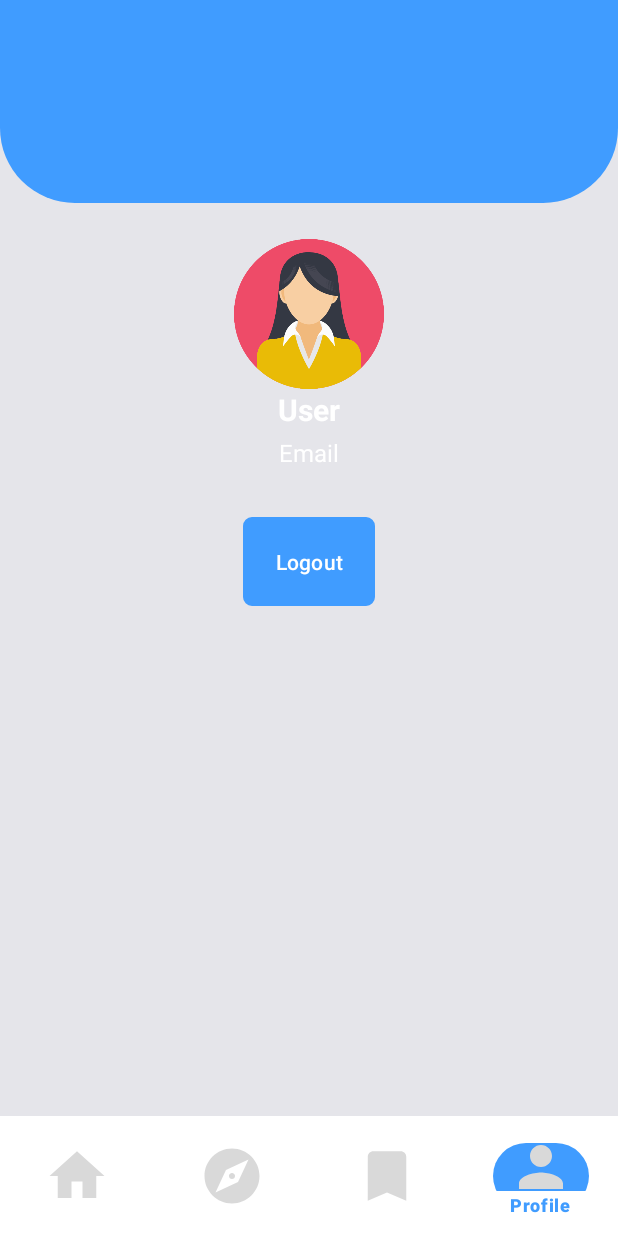
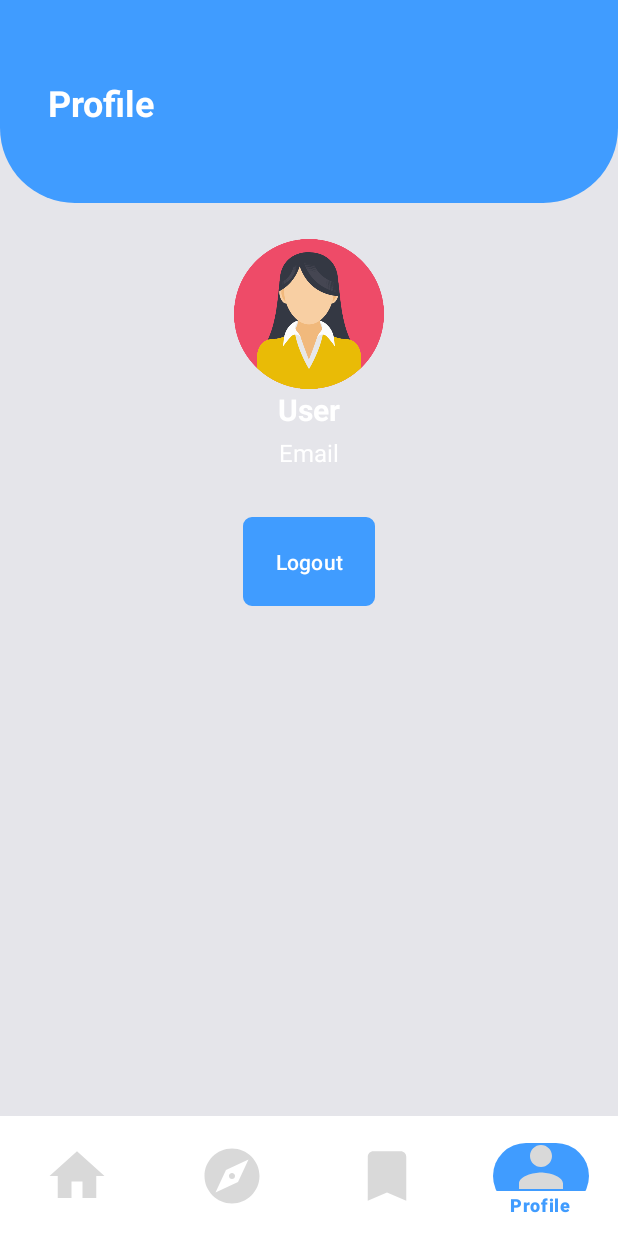
Before and after one commit to Kangkong24/NextVan, an Android app: the HomeScreen screen opened directly, with no data from a screen before it, item 4 of the bottom bar chosen, on a phone screen of 412 x 824 dp. Run offline under Robolectric (Android 15) with nearby library versions, the light colour scheme and no system bars; 4 statements that could not run were skipped.

Commit message:
Improve the responsiveness of homescreen.

```diff
--- a/app/src/main/java/com/example/nextvanproto/HomeScreen.kt
+++ b/app/src/main/java/com/example/nextvanproto/HomeScreen.kt
@@ -11,6 +11,7 @@ import android.widget.TextView
 import android.widget.Toast
 import androidx.activity.enableEdgeToEdge
 import androidx.appcompat.app.AppCompatActivity
+import androidx.constraintlayout.widget.ConstraintLayout
 import androidx.fragment.app.Fragment
 import androidx.recyclerview.widget.LinearLayoutManager
 import androidx.recyclerview.widget.RecyclerView
@@ -34,6 +35,7 @@ class HomeScreen : AppCompatActivity() {
     private lateinit var rvSearchResults: RecyclerView
     private lateinit var adapter: LocationAdapter
     private val locationList = mutableListOf<Location>()
+    private var focusedSearchView: SearchView? = null // Track focused SearchView
 
     companion object {
         var adultCount = 0
@@ -82,12 +84,8 @@ class HomeScreen : AppCompatActivity() {
         svTo = findViewById(R.id.svTo)
         rvSearchResults = findViewById(R.id.rvSearchResults)
 
-        adapter = LocationAdapter(locationList) { selectedCity ->
-            if (svFrom.hasFocus()) {
-                svFrom.setQuery(selectedCity, false)
-            } else if (svTo.hasFocus()) {
-                svTo.setQuery(selectedCity, false)
-            }
+        adapter = LocationAdapter(emptyList()) { selectedCity ->
+            focusedSearchView?.setQuery(selectedCity, false)
             rvSearchResults.visibility = View.GONE
         }
 
@@ -97,34 +95,9 @@ class HomeScreen : AppCompatActivity() {
 
         fetchLocations()
 
-
-        svFrom.setOnQueryTextListener(object : SearchView.OnQueryTextListener {
-            override fun onQueryTextSubmit(query: String?): Boolean {
-                return false
-            }
-
-            override fun onQueryTextChange(newText: String?): Boolean {
-                val filteredList = locationList.filter { it.name.contains(newText ?: " ", ignoreCase = true) }
-                adapter.updateList(filteredList)
-                rvSearchResults.visibility = if (filteredList.isNotEmpty()) View.VISIBLE else View.GONE
-                return true
-            }
-        })
-
-
-        svTo.setOnQueryTextListener(object : SearchView.OnQueryTextListener {
-            override fun onQueryTextSubmit(query: String?): Boolean {
-                return false
-            }
-
-            override fun onQueryTextChange(newText: String?): Boolean {
-                val filteredList = locationList.filter { it.name.contains(newText ?: " ", ignoreCase = true) }
-                adapter.updateList(filteredList)
-                rvSearchResults.visibility = if (filteredList.isNotEmpty()) View.VISIBLE else View.GONE
-                return true
-            }
-        })
-
+        // Attach listeners to both SearchViews
+        setupSearchView(svFrom)
+        setupSearchView(svTo)
 
 
         btnSearch.setOnClickListener {
@@ -241,6 +214,39 @@ class HomeScreen : AppCompatActivity() {
         supportFragmentManager.beginTransaction().replace(R.id.frame_container, fragment).commit()
     }
 
+    private fun setupSearchView(searchView: SearchView) {
+        searchView.setOnQueryTextListener(object : SearchView.OnQueryTextListener {
+            override fun onQueryTextSubmit(query: String?): Boolean {
+                rvSearchResults.visibility = View.GONE
+                return false
+            }
+
+            override fun onQueryTextChange(newText: String?): Boolean {
+                focusedSearchView = searchView
+                val query = newText?.trim() ?: ""
+                val filteredList = locationList.filter {
+                    it.name.contains(query, ignoreCase = true)
+                }
+                adapter.updateList(filteredList)
+
+                // Show RecyclerView only when there are results
+                rvSearchResults.visibility = if (query.isNotEmpty() && filteredList.isNotEmpty()) View.VISIBLE else View.GONE
+                return true
+            }
+        })
+
+        // Set focus listener
+        searchView.setOnQueryTextFocusChangeListener { _, hasFocus ->
+            if (hasFocus) {
+                focusedSearchView = searchView
+                val params = rvSearchResults.layoutParams as ConstraintLayout.LayoutParams
+                params.topToBottom = searchView.id
+                rvSearchResults.layoutParams = params
+                rvSearchResults.requestLayout()
+            }
+        }
+    }
+
     private fun fetchLocations() {
         val apiService = RetrofitClient.instance
         apiService.getLocations().enqueue(object : Callback<List<Location>> {
@@ -248,11 +254,7 @@ class HomeScreen : AppCompatActivity() {
                 if (response.isSuccessful && response.body() != null) {
                     locationList.clear()
                     locationList.addAll(response.body()!!)
-                    runOnUiThread {
-                        adapter.notifyDataSetChanged()
-                    }
-                } else {
-                    Toast.makeText(this@HomeScreen, "No data found", Toast.LENGTH_SHORT).show()
+                    adapter.updateList(locationList)
                 }
             }
 
--- a/app/src/main/res/layout/activity_home_screen.xml
+++ b/app/src/main/res/layout/activity_home_screen.xml
@@ -22,7 +22,8 @@
             <androidx.constraintlayout.widget.ConstraintLayout
                 android:id="@+id/header"
                 android:layout_width="match_parent"
-                android:layout_height="0dp"
+                android:layout_height="wrap_content"
+                android:paddingHorizontal="16dp"
                 android:background="@drawable/blue_bg_bottom_corner"
                 app:layout_constraintDimensionRatio="3:2"
                 app:layout_constraintEnd_toEndOf="parent"
@@ -34,7 +35,6 @@
                     android:id="@+id/imgProfile"
                     android:layout_width="48dp"
                     android:layout_height="48dp"
-                    android:layout_marginStart="24dp"
                     android:layout_marginTop="48dp"
                     app:layout_constraintStart_toStartOf="parent"
                     app:layout_constraintTop_toTopOf="parent"
@@ -57,7 +57,6 @@
                     android:id="@+id/imgBell"
                     android:layout_width="48dp"
                     android:layout_height="48dp"
-                    android:layout_marginEnd="24dp"
                     android:contentDescription="Bell_Icon"
                     app:layout_constraintBottom_toBottomOf="@+id/imgProfile"
                     app:layout_constraintEnd_toEndOf="parent"
@@ -68,16 +67,15 @@
                     android:id="@+id/tvBrand"
                     android:layout_width="wrap_content"
                     android:layout_height="wrap_content"
+
                     android:text="NextVan"
                     android:textColor="@color/white"
                     android:textSize="38sp"
                     android:textStyle="bold"
                     app:layout_constraintBottom_toBottomOf="parent"
-                    app:layout_constraintEnd_toEndOf="parent"
-                    app:layout_constraintHorizontal_bias="0.09"
                     app:layout_constraintStart_toStartOf="parent"
                     app:layout_constraintTop_toBottomOf="@+id/imgProfile"
-                    app:layout_constraintVertical_bias="0.473" />
+                    app:layout_constraintVertical_bias="0.3" />
 
                 <TextView
                     android:id="@+id/tvLine"
@@ -120,6 +118,7 @@
 
                 <SearchView
                     android:id="@+id/svFrom"
+                    android:iconifiedByDefault="false"
                     android:layout_width="match_parent"
                     android:layout_height="48dp"
                     android:background="@drawable/grey_bg"
@@ -138,6 +137,7 @@
                 <SearchView
                     android:id="@+id/svTo"
                     android:layout_width="match_parent"
+                    android:iconifiedByDefault="false"
                     android:layout_height="48dp"
                     android:background="@drawable/grey_bg"
                     android:searchHintIcon="@drawable/to_van"
@@ -148,8 +148,9 @@
                     android:layout_width="match_parent"
                     android:layout_height="wrap_content"
                     android:visibility="gone"
-                    app:layout_constraintTop_toBottomOf="@+id/svTo" />
-
+                    android:background="@android:color/white"
+                    android:elevation="3dp"
+                    app:layout_constraintTop_toBottomOf="@+id/svFrom"/>
 
                 <androidx.constraintlayout.widget.ConstraintLayout
                     android:id="@+id/passengers_row"
--- a/app/src/main/res/layout/activity_seat_list.xml
+++ b/app/src/main/res/layout/activity_seat_list.xml
@@ -176,9 +176,9 @@
             android:layout_width="wrap_content"
             android:layout_height="wrap_content"
             android:text="-"
-            android:textStyle="bold"
             android:textColor="@color/black"
             android:textSize="16sp"
+            android:textStyle="bold"
             app:layout_constraintBottom_toBottomOf="@+id/imageView7"
             app:layout_constraintStart_toStartOf="@+id/tvNumSelectedSeat" />
 
--- a/app/src/main/res/layout/activity_signup_screen.xml
+++ b/app/src/main/res/layout/activity_signup_screen.xml
@@ -145,7 +145,7 @@
         android:id="@+id/tv_already"
         android:layout_width="wrap_content"
         android:layout_height="wrap_content"
-        android:layout_marginTop="8dp"
+        android:layout_marginTop="32dp"
         android:text="Already have an account?"
         android:textStyle="bold"
         app:layout_constraintEnd_toEndOf="parent"
--- a/app/src/main/res/layout/fragment_profile.xml
+++ b/app/src/main/res/layout/fragment_profile.xml
@@ -19,6 +19,20 @@
             app:layout_constraintEnd_toEndOf="parent"
             app:layout_constraintStart_toStartOf="parent"
             app:layout_constraintTop_toTopOf="parent">
+
+
+            <TextView
+                android:id="@+id/textView13"
+                android:layout_width="wrap_content"
+                android:layout_height="wrap_content"
+                android:layout_marginStart="32dp"
+                android:layout_marginTop="52dp"
+                android:text="Profile"
+                android:textColor="@color/white"
+                android:textSize="24sp"
+                android:textStyle="bold"
+                app:layout_constraintStart_toStartOf="parent"
+                app:layout_constraintTop_toTopOf="parent" />
 
 
         </androidx.constraintlayout.widget.ConstraintLayout>
```
Also changed, not shown: app/src/main/java/com/example/nextvanproto/LoginScreen.kt (+4 -4 lines), app/src/main/java/com/example/nextvanproto/SeatListActivity.kt (+10 -2 lines), app/src/main/java/com/example/nextvanproto/SignupScreen.kt (+8 -0 lines), app/src/main/res/layout/fragment_bookmark.xml (+5 -15 lines), app/src/main/res/layout/fragment_explore.xml (+5 -14 lines).
